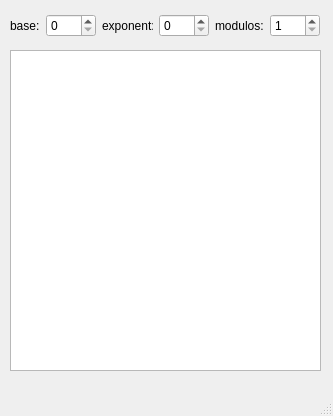
Before: the Qt Designer form sources/mainwindow.ui in TheMoerp/SQM-GUI, drawn with Qt 5.
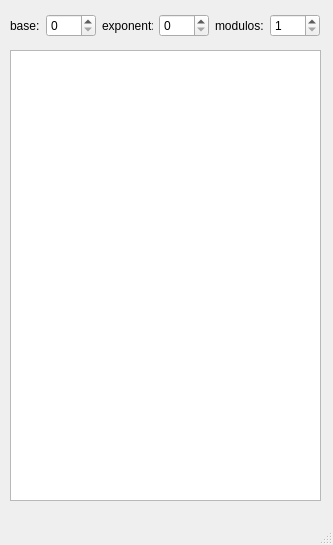
After: the same form once the commit is applied.

What changed in the file:
```diff
--- a/sources/mainwindow.ui
+++ b/sources/mainwindow.ui
@@ -7,7 +7,7 @@
     <x>0</x>
     <y>0</y>
     <width>333</width>
-    <height>416</height>
+    <height>545</height>
    </rect>
   </property>
   <property name="windowTitle">
@@ -77,7 +77,7 @@
       <x>10</x>
       <y>50</y>
       <width>311</width>
-      <height>321</height>
+      <height>451</height>
      </rect>
     </property>
     <property name="selectionMode">
```
